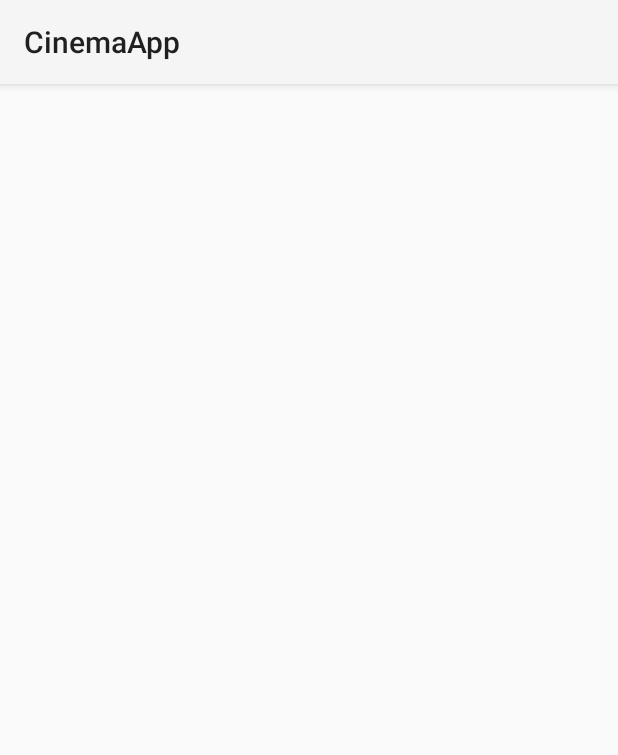
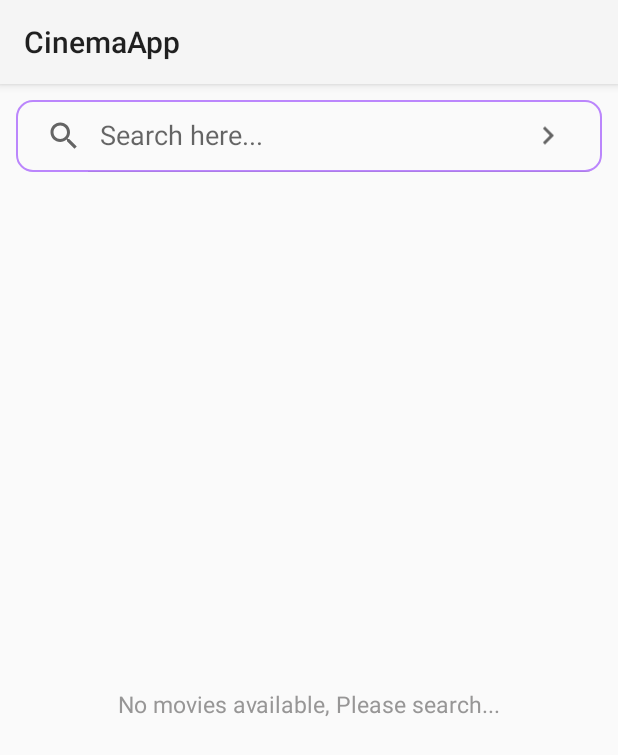
Before and after one commit to vivivvv/Cine, an Android app: the screen it shows after launch (MainActivity), on a phone screen of 412 x 824 dp. Shown: the top 755 px of the screen. Run offline under Robolectric (Android 15) with nearby library versions, the phone set to English and light mode, and no system bars; our stand-ins replace data binding, sdp/ssp sizes.

Commit message:
Added search view

```diff
--- a/app/src/main/java/com/app/cinema/MainActivity.kt
+++ b/app/src/main/java/com/app/cinema/MainActivity.kt
@@ -1,10 +1,20 @@
 package com.app.cinema
 
+import android.annotation.SuppressLint
+import android.app.SearchManager
 import android.content.Intent
+import android.database.Cursor
+import android.database.MatrixCursor
 import android.os.Bundle
+import android.provider.BaseColumns
 import android.util.Log
+import android.view.View
+import android.widget.AutoCompleteTextView
 import android.widget.Toast
 import androidx.appcompat.app.AppCompatActivity
+import androidx.appcompat.widget.SearchView
+import androidx.cursoradapter.widget.CursorAdapter
+import androidx.cursoradapter.widget.SimpleCursorAdapter
 import androidx.databinding.DataBindingUtil
 import androidx.lifecycle.ViewModelProvider
 import androidx.lifecycle.lifecycleScope
@@ -12,8 +22,12 @@ import androidx.recyclerview.widget.GridLayoutManager
 import androidx.recyclerview.widget.RecyclerView
 import com.app.cinema.databinding.ActivityMainBinding
 import com.app.cinema.model.Search
+import com.app.cinema.model.SearchMovieListResponse
 import com.app.cinema.movieDetails.MovieDetailsActivity
 import com.app.cinema.retrofit.RetrofitClient.apiInterface
+import com.app.cinema.utills.SharedPrefsHelper
+import com.app.cinema.utills.hideKeyboard
+import retrofit2.Response
 
 class MainActivity : AppCompatActivity(), MovieListAdapter.MovieListClickListener {
 
@@ -21,7 +35,7 @@ class MainActivity : AppCompatActivity(), MovieListAdapter.MovieListClickListene
     lateinit var viewModel: MainViewModel
     lateinit var movieListRecycler: RecyclerView
     lateinit var movieListAdapter: MovieListAdapter
-    private val movieList = ArrayList<Search>()
+    var cursorAdapter: SimpleCursorAdapter? = null
 
     override fun onCreate(savedInstanceState: Bundle?) {
         super.onCreate(savedInstanceState)
@@ -36,12 +50,100 @@ class MainActivity : AppCompatActivity(), MovieListAdapter.MovieListClickListene
     private fun init() {
         // Initialize recycler view
         movieListRecycler = binding.movieListRc
+        // Initialize searchbar
+        initializeSearchView()
         // Set movieList recyclerView Data
-        setTimeSlotsRecycler()
-        searchMovieList("harry", "a0783fa9")
+        setMovieListRecycler()
+        // Initial Content visibility
+        setMovieRcVisibility()
+        // Update history data
+        viewModel.historyList = SharedPrefsHelper.loadData(this@MainActivity)
+        // Initialize search suggestion
+        setSearchSuggestion()
+        // Suggestion Listener
+        setSuggestionListener()
     }
 
-    private fun setTimeSlotsRecycler() {
+    private fun initializeSearchView() {
+        // Avoid searchbar auto focus
+        binding.searchView.clearFocus()
+        // Enable submit button
+        binding.searchView.isSubmitButtonEnabled = true
+        // SearchView submit button listener
+        binding.searchView.setOnQueryTextListener(object : SearchView.OnQueryTextListener {
+            override fun onQueryTextSubmit(query: String): Boolean {
+                // Hide keyboard
+                hideKeyboard(binding.root)
+                // Verify query exist in sharedPreference
+                if (!viewModel.historyList.contains(query)) {
+                    // Add query to history
+                    viewModel.historyList.add(query)
+                }
+                // Save history to sharedPreference
+                SharedPrefsHelper.saveData(this@MainActivity, viewModel.historyList)
+                // Search Movie
+                searchMovieList(query, "a0783fa9")
+                return false
+            }
+
+            override fun onQueryTextChange(newText: String?): Boolean {
+                val cursor =
+                    MatrixCursor(arrayOf(BaseColumns._ID, SearchManager.SUGGEST_COLUMN_TEXT_1))
+                newText?.let {
+                    viewModel.historyList.forEachIndexed { index, suggestion ->
+                        if (suggestion.contains(newText, true))
+                            cursor.addRow(arrayOf(index, suggestion))
+                    }
+                }
+                cursorAdapter?.changeCursor(cursor)
+                return true
+            }
+        })
+
+    }
+
+    private fun doApiCall() {
+
+    }
+
+    private fun setSuggestionListener() {
+        binding.searchView.setOnSuggestionListener(object : SearchView.OnSuggestionListener {
+            override fun onSuggestionSelect(position: Int): Boolean {
+                return false
+            }
+
+            @SuppressLint("Range")
+            override fun onSuggestionClick(position: Int): Boolean {
+                hideKeyboard(binding.root)
+                val cursor = binding.searchView.suggestionsAdapter.getItem(position) as Cursor
+                val selection =
+                    cursor.getString(cursor.getColumnIndex(SearchManager.SUGGEST_COLUMN_TEXT_1))
+                binding.searchView.setQuery(selection, false)
+                // Search Movie
+                searchMovieList(selection, "a0783fa9")
+                return true
+            }
+        })
+    }
+
+    private fun setSearchSuggestion() {
+        binding.searchView.findViewById<AutoCompleteTextView>(androidx.appcompat.R.id.search_src_text)
+            .threshold = 1
+
+        val from = arrayOf(SearchManager.SUGGEST_COLUMN_TEXT_1)
+        val to = intArrayOf(R.id.item_label)
+        cursorAdapter = SimpleCursorAdapter(
+            this,
+            R.layout.suggestion_layout,
+            null,
+            from,
+            to,
+            CursorAdapter.FLAG_REGISTER_CONTENT_OBSERVER
+        )
+        binding.searchView.suggestionsAdapter = cursorAdapter
+    }
+
+    private fun setMovieListRecycler() {
         movieListAdapter = MovieListAdapter()
         movieListRecycler.layoutManager =
             GridLayoutManager(this, 3, GridLayoutManager.VERTICAL, false)
@@ -54,23 +156,31 @@ class MainActivity : AppCompatActivity(), MovieListAdapter.MovieListClickListene
             try {
                 val response = apiInterface.searchMovieList(movieName, apiKey)
                 if (response.isSuccessful) {
-                    movieList.clear()
-                    response.body()?.Search?.forEach {
-                        movieList.add(it)
-                    }
-                    Log.d("TAG", "searchMovieList: $movieList")
-                    movieListAdapter.setMovieList(movieList)
+                    // Update movieList
+                    updateMovieList(response)
                 } else {
                     Toast.makeText(
-                        this@MainActivity,
-                        response.errorBody().toString(),
-                        Toast.LENGTH_LONG
+                        this@MainActivity, response.errorBody().toString(), Toast.LENGTH_LONG
                     ).show()
                 }
             } catch (Ex: Exception) {
+                viewModel.movieList.clear()
+                // Update movie recyclerview visibility
+                setMovieRcVisibility()
                 Log.d("TAG", "getUserList: ${Ex.localizedMessage}")
             }
         }
+    }
+
+    private fun updateMovieList(response: Response<SearchMovieListResponse>) {
+        viewModel.movieList.clear()
+        response.body()?.Search?.forEach {
+            viewModel.movieList.add(it)
+        }
+        Log.d("TAG", "searchMovieList: ${viewModel.movieList}")
+        movieListAdapter.setMovieList(viewModel.movieList)
+        // Update movie recyclerview visibility
+        setMovieRcVisibility()
     }
 
     override fun onClicked(listPosition: Int, movieList: ArrayList<Search>) {
@@ -79,4 +189,15 @@ class MainActivity : AppCompatActivity(), MovieListAdapter.MovieListClickListene
         intent.putExtra("imdbID", movieList[listPosition].imdbID ?: 0)
         startActivity(intent)
     }
+
+    private fun setMovieRcVisibility() {
+        if (viewModel.movieList.isEmpty()) {
+            binding.movieListRc.visibility = View.GONE
+            binding.message.visibility = View.VISIBLE
+        } else {
+            binding.movieListRc.visibility = View.VISIBLE
+            binding.message.visibility = View.GONE
+        }
+    }
+
 }
--- a/app/src/main/java/com/app/cinema/MainViewModel.kt
+++ b/app/src/main/java/com/app/cinema/MainViewModel.kt
@@ -1,8 +1,13 @@
 package com.app.cinema
 
+import androidx.lifecycle.MutableLiveData
 import androidx.lifecycle.ViewModel
-import java.util.ArrayList
+import com.app.cinema.model.Search
 
 class MainViewModel : ViewModel() {
 
+    var movieList = ArrayList<Search>()
+    var historyList = ArrayList<String>()
+
+
 }
--- /dev/null
+++ b/app/src/main/java/com/app/cinema/utills/SharedPrefsHelper.kt
@@ -0,0 +1,72 @@
+package com.app.cinema.utills
+
+import android.app.Activity
+import androidx.appcompat.app.AppCompatActivity
+import com.google.gson.Gson
+import com.google.gson.reflect.TypeToken
+import java.lang.reflect.Type
+
+object SharedPrefsHelper {
+
+    fun saveData(activity: Activity, historyList: ArrayList<String>) {
+        // method for saving the data in array list.
+        // creating a variable for storing data in
+        // shared preferences.
+        val sharedPreferences = activity.getSharedPreferences(
+            "shared preferences",
+            AppCompatActivity.MODE_PRIVATE
+        )
+
+        // creating a variable for editor to
+        // store data in shared preferences.
+        val editor = sharedPreferences.edit()
+
+        // creating a new variable for gson.
+        val gson = Gson()
+
+        // getting data from gson and storing it in a string.
+        val json = gson.toJson(historyList)
+
+        // below line is to save data in shared
+        // prefs in the form of string.
+        editor.putString("history", json)
+
+        // below line is to apply changes
+        // and save data in shared prefs.
+        editor.apply()
+    }
+
+    fun loadData(activity: Activity): ArrayList<String> {
+        // method to load arraylist from shared prefs
+        // initializing our shared prefs with name as
+        // shared preferences.
+        val sharedPreferences = activity.getSharedPreferences(
+            "shared preferences",
+            AppCompatActivity.MODE_PRIVATE
+        )
+
+        // creating a variable for gson.
+        val gson = Gson()
+
+        // below line is to get to string present from our
+        // shared prefs if not present setting it as null.
+        val json = sharedPreferences.getString("history", null)
+
+        // below line is to get the type of our array list.
+        val type: Type = object : TypeToken<ArrayList<String?>?>() {}.type
+
+        var historyArrayList: ArrayList<String>? =
+            gson.fromJson<Any>(json, type) as ArrayList<String>?
+
+        // checking below if the array list is empty or not
+        if (historyArrayList == null) {
+            // if the array list is empty
+            // creating a new array list.
+            historyArrayList = ArrayList()
+        }
+
+        // in below line we are getting data from gson
+        // and saving it to our array list
+        return historyArrayList
+    }
+}
--- /dev/null
+++ b/app/src/main/res/drawable/search_view_background.xml
@@ -0,0 +1,9 @@
+<?xml version="1.0" encoding="utf-8"?>
+<shape xmlns:android="http://schemas.android.com/apk/res/android">
+
+    <corners android:radius="@dimen/_8sdp" />
+    <stroke
+        android:width="@dimen/_1sdp"
+        android:color="@color/purple_200" />
+
+</shape>
--- a/app/src/main/res/layout/activity_main.xml
+++ b/app/src/main/res/layout/activity_main.xml
@@ -15,16 +15,41 @@
         android:layout_height="match_parent"
         tools:context=".MainActivity">
 
+        <androidx.appcompat.widget.SearchView
+            android:id="@+id/searchView"
+            android:layout_width="0dp"
+            android:layout_height="wrap_content"
+            android:layout_margin="@dimen/_8sdp"
+            android:background="@drawable/search_view_background"
+            app:iconifiedByDefault="false"
+            app:layout_constraintEnd_toEndOf="parent"
+            app:layout_constraintStart_toStartOf="parent"
+            app:layout_constraintTop_toTopOf="parent"
+            app:queryHint="Search here..." />
+
         <androidx.recyclerview.widget.RecyclerView
             android:id="@+id/movie_list_rc"
             android:layout_width="match_parent"
-            android:layout_height="match_parent"
+            android:layout_height="0dp"
             android:layout_margin="@dimen/_10sdp"
             app:layout_constraintBottom_toBottomOf="parent"
             app:layout_constraintEnd_toEndOf="parent"
             app:layout_constraintStart_toStartOf="parent"
-            app:layout_constraintTop_toTopOf="parent"
+            app:layout_constraintTop_toBottomOf="@+id/searchView"
             tools:listitem="@layout/movie_card_view" />
+
+        <TextView
+            android:id="@+id/message"
+            android:layout_width="match_parent"
+            android:layout_height="wrap_content"
+            android:gravity="center_horizontal"
+            android:text="No movies available, Please search..."
+            android:textColor="@color/gray"
+            android:textSize="@dimen/_12ssp"
+            app:layout_constraintBottom_toBottomOf="parent"
+            app:layout_constraintEnd_toEndOf="parent"
+            app:layout_constraintStart_toStartOf="parent"
+            app:layout_constraintTop_toBottomOf="@+id/searchView" />
 
     </androidx.constraintlayout.widget.ConstraintLayout>
 </layout>
```
Also changed, not shown: app/src/main/java/com/app/cinema/utills/UtilityExtentions.kt (added, +12 -0 lines), app/src/main/res/layout/suggestion_layout.xml (added, +30 -0 lines).
